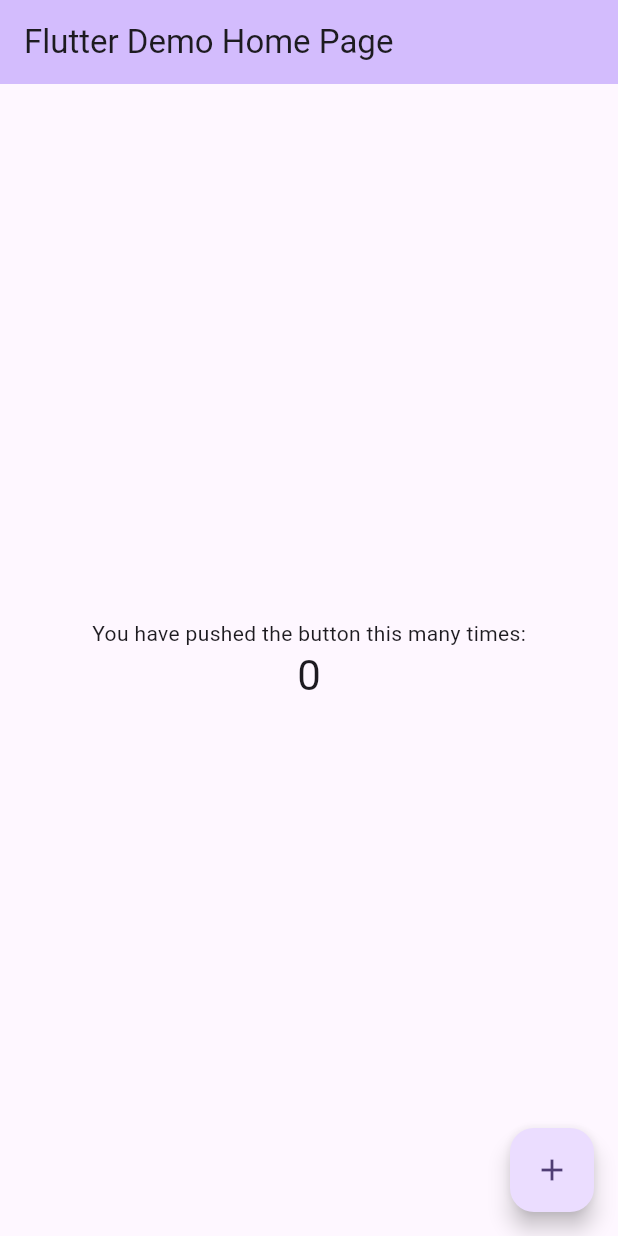
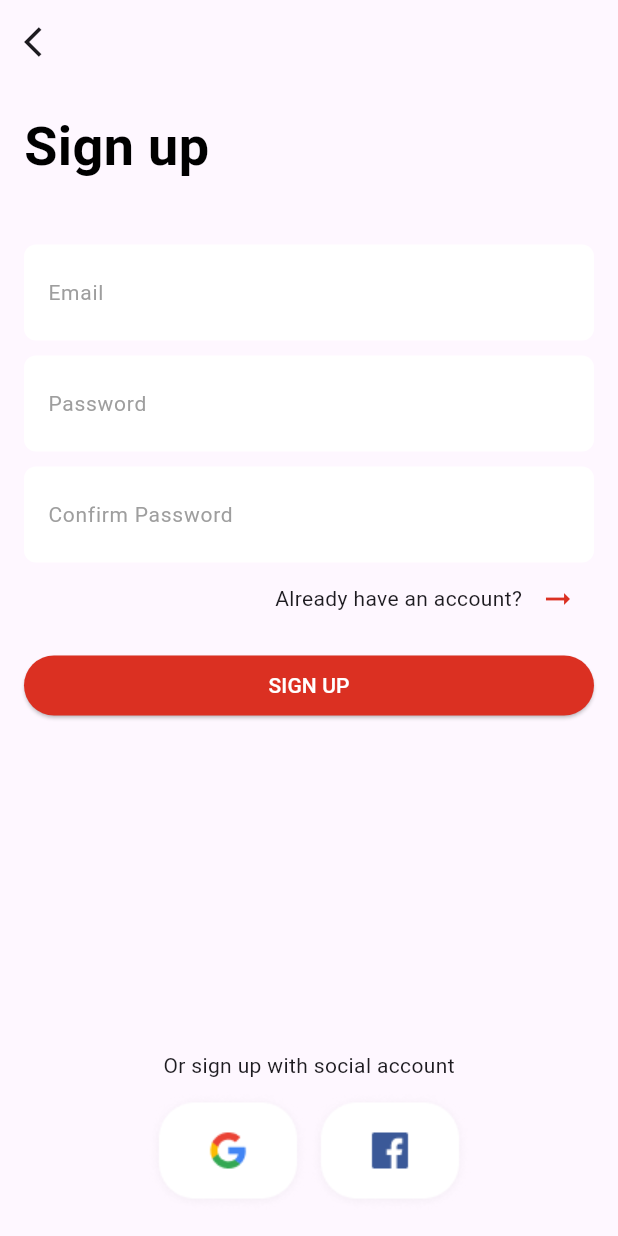
Before and after one commit to Riyasahu24/Cloth-Shopping-App-UI, a Flutter app: the screen it shows after launch, on a phone screen of 412 x 824 dp. Run offline on Flutter 3.47's test engine with Material 3 defaults, Android fonts, the phone set to English and light mode, and no system bars.

Commit message:
login sign up page ui

```diff
--- /dev/null
+++ b/lib/constant/app_color/color.dart
@@ -0,0 +1,7 @@
+import 'package:flutter/material.dart';
+
+class AppColors {
+  final Color primaryColor = const Color(0xffDB3022);
+  final Color blackColor = const Color(0xff000000);
+  final Color kBlackColor = const Color(0xff222222);
+}
--- a/lib/main.dart
+++ b/lib/main.dart
@@ -1,4 +1,5 @@
 import 'package:flutter/material.dart';
+import 'package:shopping_app/screens/login/view/signup_page.dart';
 
 void main() {
   runApp(const MyApp());
@@ -7,119 +8,17 @@ void main() {
 class MyApp extends StatelessWidget {
   const MyApp({super.key});
 
-  // This widget is the root of your application.
   @override
   Widget build(BuildContext context) {
     return MaterialApp(
-      title: 'Flutter Demo',
+      debugShowCheckedModeBanner: false,
+      // routes:
+      title: 'Shopping App',
       theme: ThemeData(
-        // This is the theme of your application.
-        //
-        // TRY THIS: Try running your application with "flutter run". You'll see
-        // the application has a purple toolbar. Then, without quitting the app,
-        // try changing the seedColor in the colorScheme below to Colors.green
-        // and then invoke "hot reload" (save your changes or press the "hot
-        // reload" button in a Flutter-supported IDE, or press "r" if you used
-        // the command line to start the app).
-        //
-        // Notice that the counter didn't reset back to zero; the application
-        // state is not lost during the reload. To reset the state, use hot
-        // restart instead.
-        //
-        // This works for code too, not just values: Most code changes can be
-        // tested with just a hot reload.
         colorScheme: ColorScheme.fromSeed(seedColor: Colors.deepPurple),
         useMaterial3: true,
       ),
-      home: const MyHomePage(title: 'Flutter Demo Home Page'),
+      home: SignupPage(),
     );
   }
 }
-
-class MyHomePage extends StatefulWidget {
-  const MyHomePage({super.key, required this.title});
-
-  // This widget is the home page of your application. It is stateful, meaning
-  // that it has a State object (defined below) that contains fields that affect
-  // how it looks.
-
-  // This class is the configuration for the state. It holds the values (in this
-  // case the title) provided by the parent (in this case the App widget) and
-  // used by the build method of the State. Fields in a Widget subclass are
-  // always marked "final".
-
-  final String title;
-
-  @override
-  State<MyHomePage> createState() => _MyHomePageState();
-}
-
-class _MyHomePageState extends State<MyHomePage> {
-  int _counter = 0;
-
-  void _incrementCounter() {
-    setState(() {
-      // This call to setState tells the Flutter framework that something has
-      // changed in this State, which causes it to rerun the build method below
-      // so that the display can reflect the updated values. If we changed
-      // _counter without calling setState(), then the build method would not be
-      // called again, and so nothing would appear to happen.
-      _counter++;
-    });
-  }
-
-  @override
-  Widget build(BuildContext context) {
-    // This method is rerun every time setState is called, for instance as done
-    // by the _incrementCounter method above.
-    //
-    // The Flutter framework has been optimized to make rerunning build methods
-    // fast, so that you can just rebuild anything that needs updating rather
-    // than having to individually change instances of widgets.
-    return Scaffold(
-      appBar: AppBar(
-        // TRY THIS: Try changing the color here to a specific color (to
-        // Colors.amber, perhaps?) and trigger a hot reload to see the AppBar
-        // change color while the other colors stay the same.
-        backgroundColor: Theme.of(context).colorScheme.inversePrimary,
-        // Here we take the value from the MyHomePage object that was created by
-        // the App.build method, and use it to set our appbar title.
-        title: Text(widget.title),
-      ),
-      body: Center(
-        // Center is a layout widget. It takes a single child and positions it
-        // in the middle of the parent.
-        child: Column(
-          // Column is also a layout widget. It takes a list of children and
-          // arranges them vertically. By default, it sizes itself to fit its
-          // children horizontally, and tries to be as tall as its parent.
-          //
-          // Column has various properties to control how it sizes itself and
-          // how it positions its children. Here we use mainAxisAlignment to
-          // center the children vertically; the main axis here is the vertical
-          // axis because Columns are vertical (the cross axis would be
-          // horizontal).
-          //
-          // TRY THIS: Invoke "debug painting" (choose the "Toggle Debug Paint"
-          // action in the IDE, or press "p" in the console), to see the
-          // wireframe for each widget.
-          mainAxisAlignment: MainAxisAlignment.center,
-          children: <Widget>[
-            const Text(
-              'You have pushed the button this many times:',
-            ),
-            Text(
-              '$_counter',
-              style: Theme.of(context).textTheme.headlineMedium,
-            ),
-          ],
-        ),
-      ),
-      floatingActionButton: FloatingActionButton(
-        onPressed: _incrementCounter,
-        tooltip: 'Increment',
-        child: const Icon(Icons.add),
-      ), // This trailing comma makes auto-formatting nicer for build methods.
-    );
-  }
-}
--- /dev/null
+++ b/lib/screens/login/view/signup_page.dart
@@ -0,0 +1,113 @@
+// ignore_for_file: prefer_const_constructors
+
+import 'package:flutter/cupertino.dart';
+import 'package:flutter/material.dart';
+import 'package:shopping_app/constant/app_color/color.dart';
+import 'package:shopping_app/screens/login/view/login_page.dart';
+import 'package:shopping_app/screens/login/widget/card_title_field.dart';
+
+class SignupPage extends StatelessWidget {
+  SignupPage({super.key});
+
+  final TextEditingController _email = TextEditingController();
+  final TextEditingController _password = TextEditingController();
+  final TextEditingController _confirmPassword = TextEditingController();
+
+  @override
+  Widget build(BuildContext context) {
+    return Scaffold(
+      appBar: AppBar(
+        leading: const Icon(Icons.arrow_back_ios),
+      ),
+      body: Padding(
+        padding: EdgeInsets.all(16.0),
+        child: Column(
+          mainAxisAlignment: MainAxisAlignment.spaceBetween,
+          children: [
+            Column(
+              crossAxisAlignment: CrossAxisAlignment.start,
+              children: [
+                Text(
+                  'Sign up',
+                  style: TextStyle(
+                      fontSize: 36,
+                      fontWeight: FontWeight.bold,
+                      color: Colors.black),
+                ),
+                SizedBox(
+                  height: 40,
+                ),
+                CardTitleWithField(
+                  title: 'Email',
+                  value: _email,
+                ),
+                SizedBox(
+                  height: 10,
+                ),
+                CardTitleWithField(
+                  title: 'Password',
+                  value: _password,
+                ),
+                SizedBox(
+                  height: 10,
+                ),
+                CardTitleWithField(
+                  title: 'Confirm Password',
+                  value: _confirmPassword,
+                ),
+                Row(
+                  mainAxisAlignment: MainAxisAlignment.end,
+                  children: [
+                    Text('Already have an account?'),
+                    IconButton(
+                        onPressed: () {
+                          Navigator.push(
+                              context,
+                              CupertinoPageRoute(
+                                builder: (context) => LoginPage(),
+                              ));
+                        },
+                        icon: Icon(
+                          Icons.arrow_right_alt_outlined,
+                          size: 24,
+                          color: AppColors().primaryColor,
+                        ))
+                  ],
+                ),
+                SizedBox(
+                  height: 10,
+                ),
+                ElevatedButton(
+                  onPressed: () {},
+                  style: ElevatedButton.styleFrom(
+                      fixedSize:
+                          Size.fromWidth(MediaQuery.of(context).size.width),
+                      backgroundColor: AppColors().primaryColor),
+                  child: Text(
+                    'SIGN UP',
+                    style: TextStyle(color: Colors.white),
+                  ),
+                )
+              ],
+            ),
+            Column(
+              children: [
+                Text('Or sign up with social account'),
+                SizedBox(
+                  height: 8,
+                ),
+                Row(
+                  mainAxisAlignment: MainAxisAlignment.center,
+                  children: [
+                    Image.asset('assets/images/Google.png'),
+                    Image.asset('assets/images/Facebook.png'),
+                  ],
+                )
+              ],
+            )
+          ],
+        ),
+      ),
+    );
+  }
+}
--- /dev/null
+++ b/lib/screens/login/widget/card_title_field.dart
@@ -0,0 +1,35 @@
+// ignore_for_file: prefer_const_constructors
+
+import 'package:flutter/material.dart';
+
+class CardTitleWithField extends StatelessWidget {
+  const CardTitleWithField(
+      {super.key, required this.title, required this.value});
+  final String title;
+  final TextEditingController value;
+
+  @override
+  Widget build(BuildContext context) {
+    return Container(
+      padding: const EdgeInsets.symmetric(horizontal: 16, vertical: 8),
+      decoration: BoxDecoration(
+          color: Colors.white, borderRadius: BorderRadius.circular(8)),
+      child: TextField(
+        controller: value,
+        style: TextStyle(
+            fontSize: 16, color: Colors.black, fontWeight: FontWeight.w500),
+        decoration: InputDecoration(
+            hintText: 'Enter Name...',
+            labelText: title,
+            labelStyle: TextStyle(fontSize: 14, color: Colors.grey),
+            contentPadding: EdgeInsets.all(0),
+            border: InputBorder.none,
+            // suffixIcon: Icon(Icon),
+            hintStyle: TextStyle(
+                fontSize: 14,
+                color: Colors.black,
+                fontWeight: FontWeight.w500)),
+      ),
+    );
+  }
+}
--- a/pubspec.yaml
+++ b/pubspec.yaml
@@ -59,9 +59,9 @@ flutter:
   uses-material-design: true
 
   # To add assets to your application, add an assets section, like this:
-  # assets:
-  #   - images/a_dot_burr.jpeg
-  #   - images/a_dot_ham.jpeg
+  assets:
+    - assets/images/
+    # - images/a_dot_ham.jpeg
 
   # An image asset can refer to one or more resolution-specific "variants", see
   # https://flutter.dev/assets-and-images/#resolution-aware
```
Also changed, not shown: lib/screens/login/view/forget_password.dart (added, +60 -0 lines), lib/screens/login/view/login_page.dart (added, +108 -0 lines), assets/images/Facebook.png (added), assets/images/Google.png (added), assets/images/splash.jpeg (added), lib/configure/router/app_router.dart (added), lib/widget/field_widget.dart (added), pubspec.lock.
